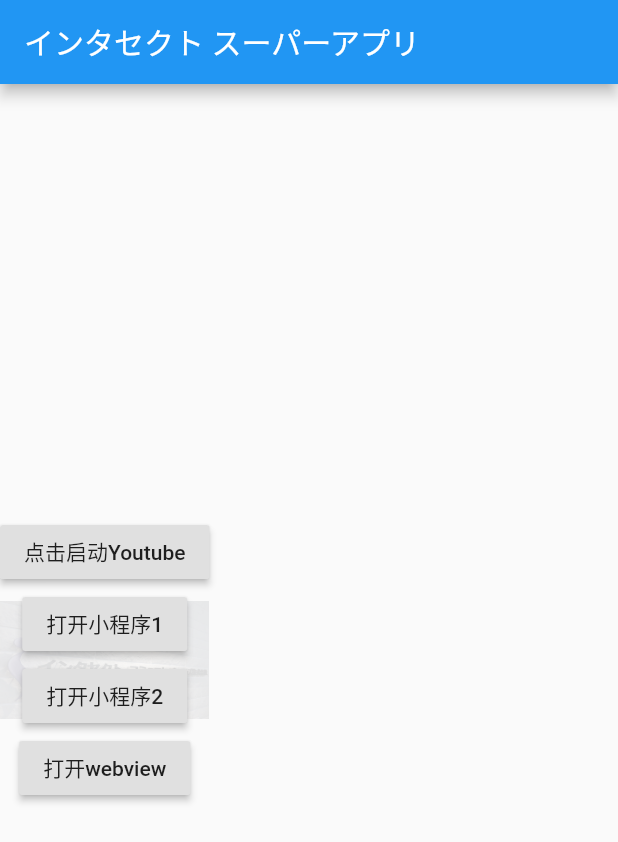
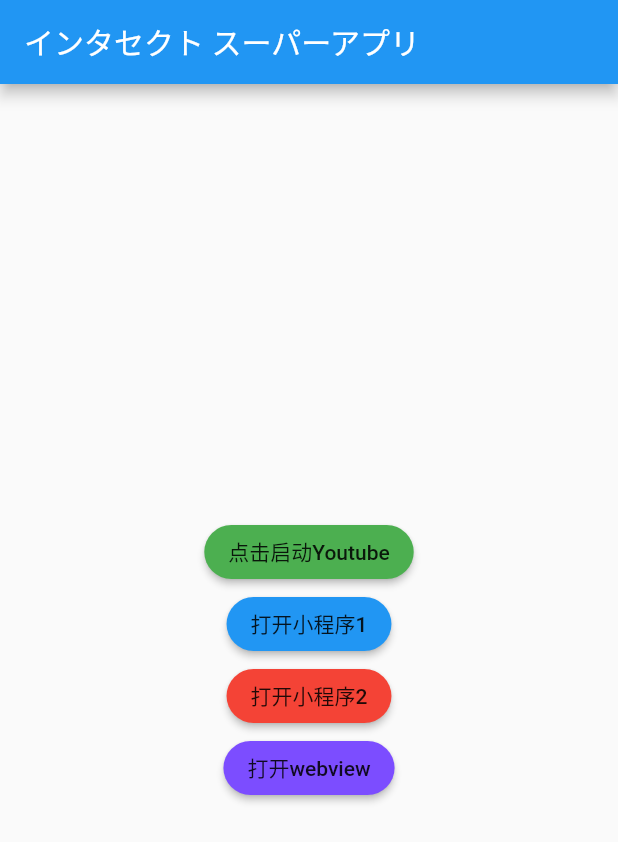
Before and after one commit to lyonLeeLPL/batterylevel-1, a Flutter app: the screen it shows after launch, on a phone screen of 412 x 824 dp. Shown: the top 842 px of the screen. Run offline on Flutter 3.47's test engine with Material 2 defaults, Android fonts, the light colour scheme and no system bars; our stand-ins replace webview_flutter.

Commit message:
local init v5

```diff
--- a/lib/main.dart
+++ b/lib/main.dart
@@ -136,30 +136,41 @@ class _MyHomePageState extends State<MyHomePage> {
         // the App.build method, and use it to set our appbar title.
         title: Text(widget.title),
       ),
-      body: Container(
-        decoration: BoxDecoration(
-          image: DecorationImage(
-            image: AssetImage('assets/images/background.png')
-          ),
-        ),
+      body: Center(
+        // Center is a layout widget. It takes a single child and positions it
+        // in the middle of the parent.
         child: Column(
           mainAxisAlignment: MainAxisAlignment.center,
           children: <Widget>[
+
+
             RaisedButton(
+              shape: StadiumBorder(),
+              color: Colors.green,
               onPressed: () => _openYoutube(),
               child: Text('点击启动Youtube'),
+              splashColor: Colors.black,
             ),
             RaisedButton(
+              shape: StadiumBorder(),
+              color: Colors.blue,
               child: Text('打开小程序1'),
               onPressed: _getBatteryLevel,
+              splashColor: Colors.black,
             ),
             RaisedButton(
+              shape: StadiumBorder(),
+              color: Colors.red,
               child: Text('打开小程序2'),
               onPressed: _openMiniProgram3,
+              splashColor: Colors.black,
             ),
             RaisedButton(
+              shape: StadiumBorder(),
+              color: Colors.deepPurpleAccent,
               child: Text('打开webview'),
-              onPressed: _openWebview,
+              onPressed: _openMiniProgram3,
+              splashColor: Colors.black,
             ),
           ],
         ),
--- a/pubspec.yaml
+++ b/pubspec.yaml
@@ -80,3 +80,4 @@ flutter:
   # see https://flutter.dev/custom-fonts/#from-packages
   assets:
       - 'assets/images/background.png'
+      - 'assets/images/logo_intasect.gif'
```
Also changed, not shown: assets/images/background.png, assets/images/background2.png (added), assets/images/logo_intasect.gif (added).
